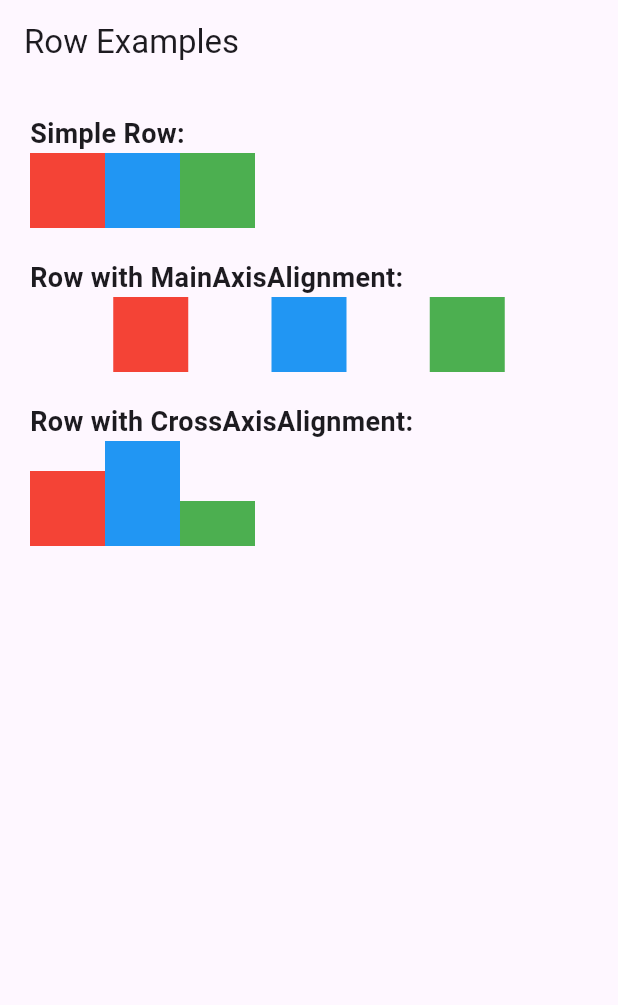
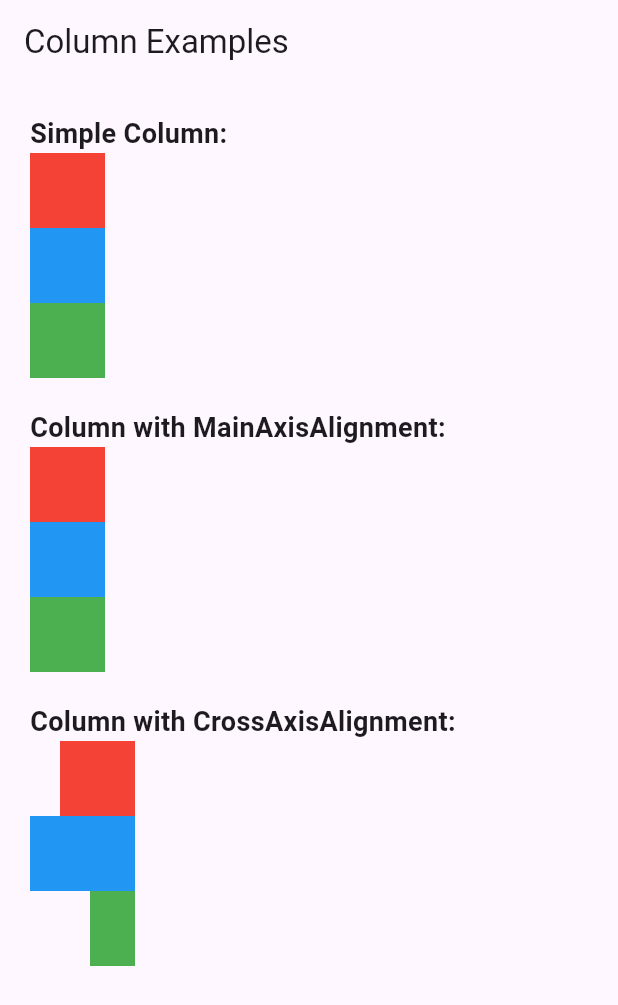
Before and after one commit to stevhens/flutter_learn, a Flutter app: the screen it shows after launch, on a phone screen of 412 x 824 dp. Shown: the top 1005 px of the screen. Run offline on Flutter 3.47's test engine with Material 3 defaults, Android fonts, the phone set to English and light mode, and no system bars.

Commit message:
Add Column UI sample

```diff
--- a/lib/main.dart
+++ b/lib/main.dart
@@ -1,8 +1,10 @@
 import 'package:flutter/material.dart';
 import 'package:flutter_learn/samples/button_samples.dart';
+import 'package:flutter_learn/samples/column_samples.dart';
 import 'package:flutter_learn/samples/row_samples.dart';
 
 void main() {
   // runApp(MyButtonApp());
-  runApp(MyRowApp());
+  // runApp(MyRowApp());
+  runApp(MyColumnApp());
 }
--- /dev/null
+++ b/lib/samples/column_samples.dart
@@ -0,0 +1,106 @@
+import 'package:flutter/material.dart';
+
+class MyColumnApp extends StatelessWidget {
+  @override
+  Widget build(BuildContext context) {
+    return MaterialApp(
+      title: 'Flutter Column Examples',
+      theme: ThemeData(
+        primarySwatch: Colors.blue,
+      ),
+      home: ColumnExample(),
+    );
+  }
+}
+
+class ColumnExample extends StatelessWidget {
+  @override
+  Widget build(BuildContext context) {
+    return Scaffold(
+      appBar: AppBar(
+        title: Text('Column Examples'),
+      ),
+      body: Padding(
+        padding: const EdgeInsets.all(20.0),
+        child: Column(
+          crossAxisAlignment: CrossAxisAlignment.start,
+          children: [
+            Text(
+              'Simple Column:',
+              style: TextStyle(fontSize: 18, fontWeight: FontWeight.bold),
+            ),
+            Column(
+              children: [
+                Container(
+                  color: Colors.red,
+                  width: 50,
+                  height: 50,
+                ),
+                Container(
+                  color: Colors.blue,
+                  width: 50,
+                  height: 50,
+                ),
+                Container(
+                  color: Colors.green,
+                  width: 50,
+                  height: 50,
+                ),
+              ],
+            ),
+            SizedBox(height: 20),
+            Text(
+              'Column with MainAxisAlignment:',
+              style: TextStyle(fontSize: 18, fontWeight: FontWeight.bold),
+            ),
+            Column(
+              mainAxisAlignment: MainAxisAlignment.spaceEvenly,
+              children: [
+                Container(
+                  color: Colors.red,
+                  width: 50,
+                  height: 50,
+                ),
+                Container(
+                  color: Colors.blue,
+                  width: 50,
+                  height: 50,
+                ),
+                Container(
+                  color: Colors.green,
+                  width: 50,
+                  height: 50,
+                ),
+              ],
+            ),
+            SizedBox(height: 20),
+            Text(
+              'Column with CrossAxisAlignment:',
+              style: TextStyle(fontSize: 18, fontWeight: FontWeight.bold),
+            ),
+            Column(
+              crossAxisAlignment: CrossAxisAlignment.end,
+              children: [
+                Container(
+                  color: Colors.red,
+                  width: 50,
+                  height: 50,
+                ),
+                Container(
+                  color: Colors.blue,
+                  width: 70,
+                  height: 50,
+                ),
+                Container(
+                  color: Colors.green,
+                  width: 30,
+                  height: 50,
+                ),
+              ],
+            ),
+          ],
+        ),
+      ),
+    );
+  }
+}
```
